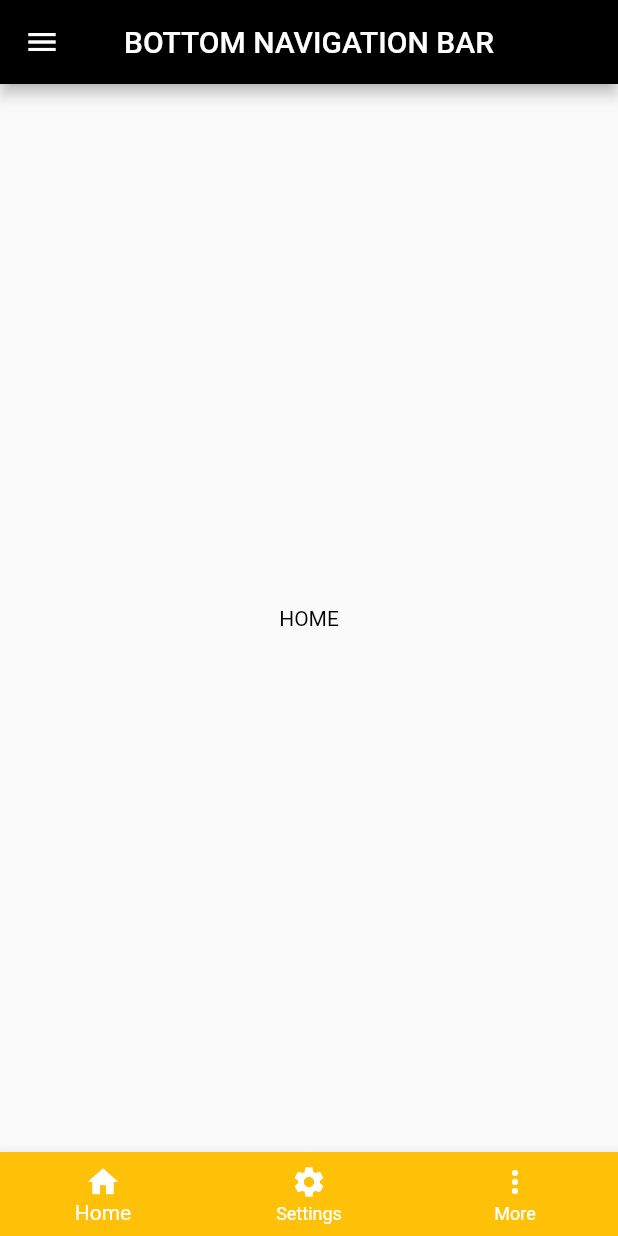
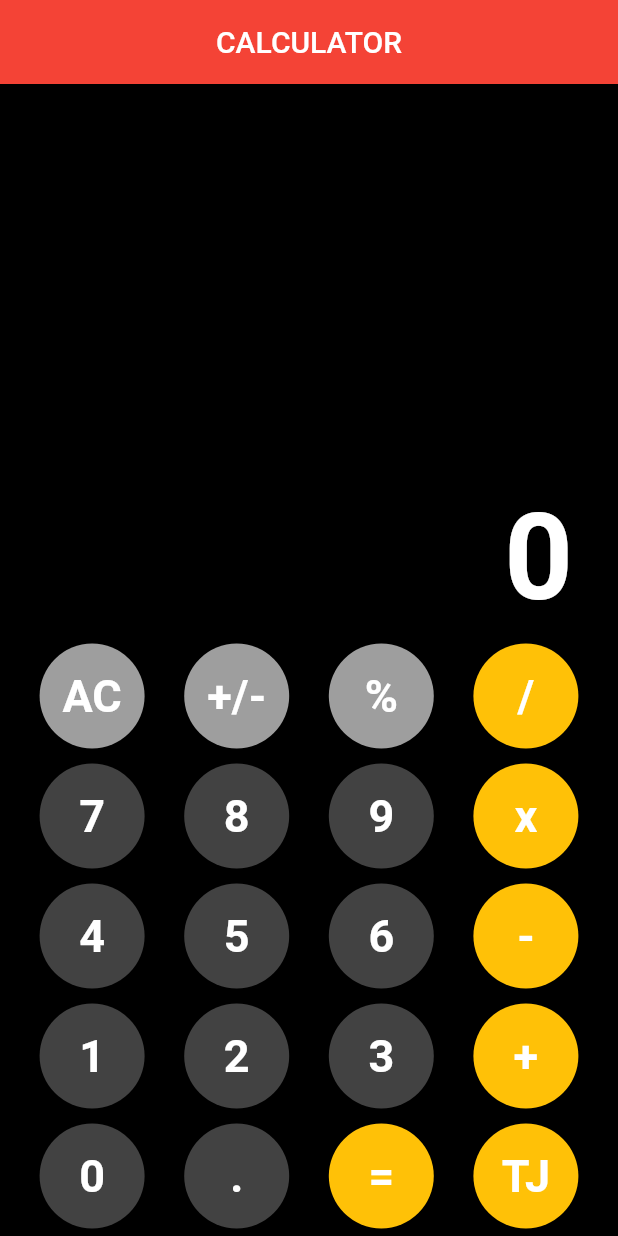
Before and after one commit to Eagletofficial/flutter-catalog, a Flutter app: the screen it shows after launch, on a phone screen of 412 x 824 dp. Run offline on Flutter 3.47's test engine with Material 2 defaults, Android fonts, the phone set to English and light mode, and no system bars.

Commit message:
Added my project

```diff
--- /dev/null
+++ b/lib/Calculator.dart
@@ -0,0 +1,236 @@
+import 'package:flutter/material.dart';
+
+class Calculator extends StatefulWidget {
+  const Calculator({Key? key}) : super(key: key);
+
+  @override
+  State<Calculator> createState() => _CalculatorState();
+}
+
+class _CalculatorState extends State<Calculator> {
+// int firstNumber = 0;
+//   int secondNumber = 0;
+//   String result = "";
+//   String text = "";
+//   String operation = "";
+
+//   void buttonPressed(String btnText) {
+//     if (btnText == "AC") {
+//       result = "";
+//       text = "";
+//       firstNumber = 0;
+//       secondNumber = 0;
+//     } else if (btnText == "+" ||
+//         btnText == "-" ||
+//         btnText == "X" ||
+//         btnText == "/") {
+//       firstNumber = int.parse(text);
+//       result = "";
+//       operation = btnText;
+//     } else if (btnText == "=") {
+//       secondNumber = int.parse(text);
+//       if (operation == "+") {
+//         result = (firstNumber + secondNumber).toString();
+//       }
+//       if (operation == "-") {
+//         result = (firstNumber - secondNumber).toString();
+//         if (operation == "X") {
+//           result = (firstNumber * secondNumber).toString();
+//         }
+//         if (operation == "/") {
+//           result = (firstNumber / secondNumber).toString();
+//         }
+//       } else {
+//         result = int.parse(text + btnText).toString();
+//       }
+//       setState(() {
+//         text = result;
+//       });
+//     }
+//   }
+
+  String output = '0';
+
+  String _output = '0';
+  double num1 = 0;
+  double num2 = 0;
+  String operand = '';
+
+  buttonPressed(String buttonText) {
+    if (buttonText == 'AC') {
+      _output = '0';
+      num1 = 0;
+      num2 = 0;
+      operand = '';
+    } else if (buttonText == '+' ||
+        buttonText == '-' ||
+        buttonText == '/' ||
+        buttonText == 'X') {
+      num1 = double.parse(output);
+      operand = buttonText;
+      _output = '0';
+    } else if (buttonText == '.') {
+      if (_output.contains('.')) {
+        print('Already contains a decimals');
+        return;
+      } else {
+        _output = _output + buttonText;
+      }
+    } else if (buttonText == '=') {
+      num2 = double.parse(output);
+      if (operand == '+') {
+        _output = (num1 + num2).toString();
+      }
+      if (operand == '-') {
+        _output = (num1 - num2).toString();
+      }
+      if (operand == 'X') {
+        _output = (num1 * num2).toString();
+      }
+      if (operand == '/') {
+        _output = (num1 / num2).toString();
+      }
+      num1 = 0;
+      num2 = 0;
+      operand = '';
+    } else {
+      _output = _output + buttonText;
+    }
+    // print(_output);
+    setState(() {
+      output = double.parse(_output).toStringAsFixed(2);
+    });
+  }
+
+  Widget calbutton(String btnText, Color btncolor, Color txtcolor) {
+    return ElevatedButton(
+      onPressed: () => {buttonPressed(btnText)},
+      // ignore: sort_child_properties_last
+      child: Text(
+        btnText,
+        style: const TextStyle(
+          color: Colors.white,
+          fontSize: 30,
+          fontWeight: FontWeight.bold,
+        ),
+      ),
+      style: ElevatedButton.styleFrom(
+        fixedSize: const Size(80, 70),
+        shape: const CircleBorder(),
+        backgroundColor: btncolor,
+      ),
+    );
+  }
+
+  @override
+  Widget build(BuildContext context) {
+    return Scaffold(
+      backgroundColor: Colors.black,
+      appBar: AppBar(
+        title: const Text('CALCULATOR'),
+        centerTitle: true,
+      ),
+      body: Padding(
+        padding: const EdgeInsets.symmetric(horizontal: 5, vertical: 5),
+        child: Column(
+          mainAxisAlignment: MainAxisAlignment.end,
+          children: [
+            Row(
+              mainAxisAlignment: MainAxisAlignment.end,
+              children: [
+                Padding(
+                  padding: const EdgeInsets.symmetric(horizontal: 25),
+                  child: Text(
+                    _output,
+                    style: const TextStyle(
+                      fontSize: 80,
+                      fontWeight: FontWeight.bold,
+                      color: Colors.white,
+                    ),
+                  ),
+                ),
+              ],
+            ),
+            const SizedBox(height: 10),
+            Row(
+              mainAxisAlignment: MainAxisAlignment.spaceEvenly,
+              children: [
+                calbutton('AC', Colors.grey, Colors.white),
+                calbutton('+/-', Colors.grey, Colors.white),
+                calbutton('%', Colors.grey, Colors.white),
+                calbutton('/', Colors.amber, Colors.white),
+              ],
+            ),
+            const SizedBox(height: 10),
+            Row(
+              mainAxisAlignment: MainAxisAlignment.spaceEvenly,
+              children: [
+                calbutton('7', Colors.grey.shade800, Colors.white),
+                calbutton('8', Colors.grey.shade800, Colors.white),
+                calbutton('9', Colors.grey.shade800, Colors.white),
+                calbutton('x', Colors.amber, Colors.white),
+              ],
+            ),
+            const SizedBox(height: 10),
+            Row(
+              mainAxisAlignment: MainAxisAlignment.spaceEvenly,
+              children: [
+                calbutton('4', Colors.grey.shade800, Colors.white),
+                calbutton('5', Colors.grey.shade800, Colors.white),
+                calbutton('6', Colors.grey.shade800, Colors.white),
+                calbutton('-', Colors.amber, Colors.white),
+              ],
+            ),
+            const SizedBox(height: 10),
+            Row(
+              mainAxisAlignment: MainAxisAlignment.spaceEvenly,
+              children: [
+                calbutton('1', Colors.grey.shade800, Colors.white),
+                calbutton('2', Colors.grey.shade800, Colors.white),
+                calbutton('3', Colors.grey.shade800, Colors.white),
+                calbutton('+', Colors.amber, Colors.white),
+              ],
+            ),
+            const SizedBox(height: 10),
+            Row(
+              mainAxisAlignment: MainAxisAlignment.spaceEvenly,
+              children: [
+                // SizedBox(
+                //   height: 70,
+                //   width: 170,
+                //   child: ElevatedButton(
+                //     onPressed: (() {}),
+                //     // ignore: sort_child_properties_last
+                //     child: Row(
+                //       mainAxisAlignment: MainAxisAlignment.start,
+                //       children: const [
+                //         Padding(
+                //           padding: EdgeInsets.all(8.0),
+                //           child: Text(
+                //             '0',
+                //             style: TextStyle(
+                //               fontSize: 50,
+                //               color: Colors.white,
+                //             ),
+                //           ),
+                //         ),
+                //       ],
+                //     ),
+                //     style: ElevatedButton.styleFrom(
+                //       shape: const StadiumBorder(),
+                //       backgroundColor: Colors.grey[850],
+                //     ),
+                //   ),
+                // ),
+                calbutton('0', Colors.grey.shade800, Colors.white),
+                calbutton('.', Colors.grey.shade800, Colors.white),
+                calbutton('=', Colors.amber, Colors.white),
+                calbutton('TJ', Colors.amber, Colors.white),
+              ],
+            ),
+          ],
+        ),
+      ),
+    );
+  }
+}
--- a/lib/main.dart
+++ b/lib/main.dart
@@ -1,24 +1,50 @@
+// import 'package:flutter/material.dart';
+// import 'package:flutter_catalog/Calculator.dart';
+
+// import 'package:flutter_catalog/nested_navigation.dart';
+
+// void main() {
+//   runApp(const MyApp());
+// }
+
+// class MyApp extends StatelessWidget {
+//   const MyApp({super.key});
+
+//   // This widget is the root of your application.
+//   @override
+//   Widget build(BuildContext context) {
+//     return MaterialApp(
+//       debugShowCheckedModeBanner: false,
+//       title: 'Flutter Demo',
+//       theme: ThemeData(
+//         primarySwatch: Colors.blue,
+//       ),
+//       home: Calculator(),
+//     );
+//   }
+// }
+
+
 import 'package:flutter/material.dart';
+import 'package:flutter_catalog/Calculator.dart';
 
-import 'package:flutter_catalog/nested_navigation.dart';
+
 
 void main() {
-  runApp(const MyApp());
+  runApp(const Provider());
 }
 
-class MyApp extends StatelessWidget {
-  const MyApp({super.key});
+class Provider extends StatelessWidget {
+  const Provider({Key? key}) : super(key: key);
 
-  // This widget is the root of your application.
   @override
   Widget build(BuildContext context) {
     return MaterialApp(
       debugShowCheckedModeBanner: false,
-      title: 'Flutter Demo',
       theme: ThemeData(
         primarySwatch: Colors.red,
       ),
-      home: const NestedNav(),
+      home: const Calculator(),
     );
   }
 }
--- a/pubspec.yaml
+++ b/pubspec.yaml
@@ -36,6 +36,7 @@ dependencies:
   # The following adds the Cupertino Icons font to your application.
   # Use with the CupertinoIcons class for iOS style icons.
   cupertino_icons: ^1.0.2
+  provider: ^6.0.4
 
 dev_dependencies:
   flutter_test:
```
Also changed, not shown: pubspec.lock.
